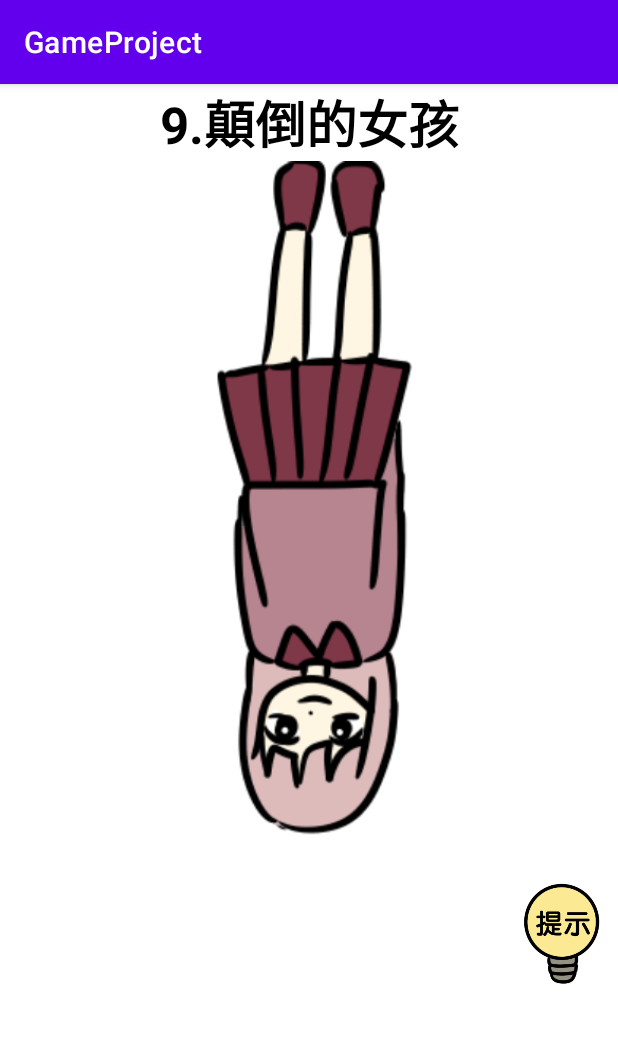
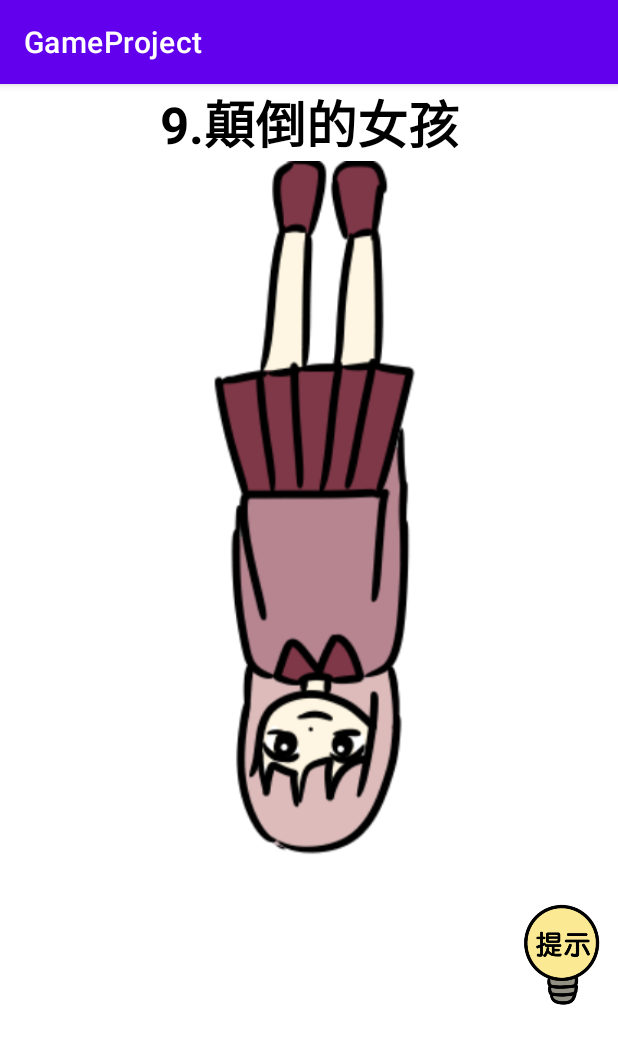
Before and after one commit to 11010127/GameProject, an Android app: the Game9 screen opened directly, with no data from a screen before it, on a phone screen of 412 x 824 dp. Shown: the top 1044 px of the screen. Run offline under Robolectric (Android 15) with nearby library versions, the phone set to English and light mode, and no system bars.

Commit message:
微調第九關畫面
微調第九關畫面

```diff
--- a/app/src/main/res/layout/activity_game9.xml
+++ b/app/src/main/res/layout/activity_game9.xml
@@ -21,7 +21,7 @@
     <ImageView
         android:id="@+id/imageView"
         android:layout_width="match_parent"
-        android:layout_height="476dp"
+        android:layout_height="490dp"
         app:srcCompat="@drawable/reverse" />
 
     <LinearLayout
```
